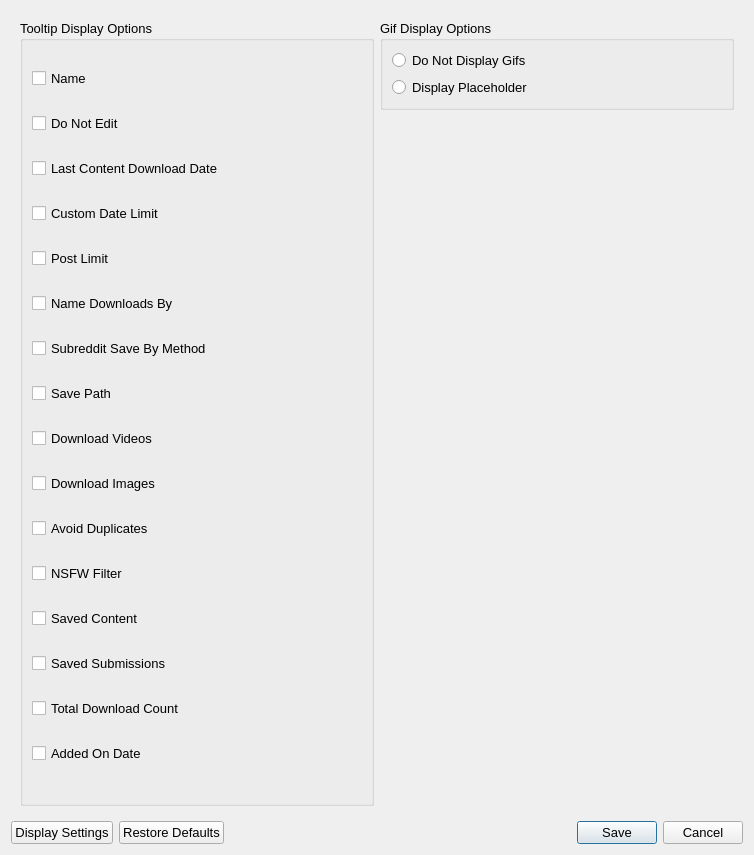
First picture: the form in DownloaderForReddit/GUI_Resources/DownloaderForRedditSettingsGUI.ui, repository MalloyDelacroix/DownloaderForReddit, before the edit.
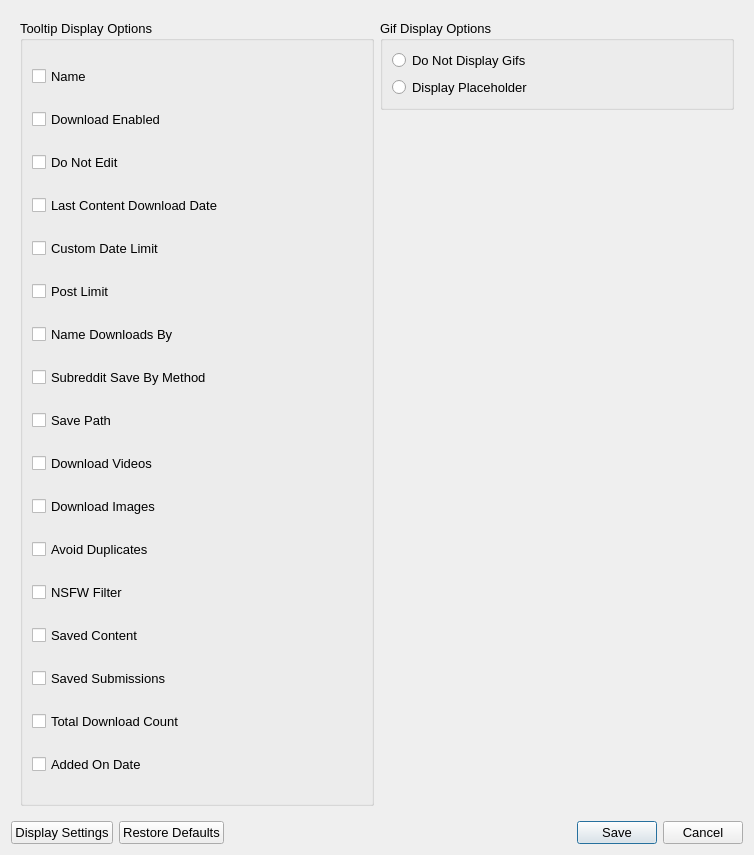
Second picture: the form after the edit. The open tabs and pages were chosen to show the change. Icons and pictures are not drawn.

Commit message: Add ability to exclude user/subreddit from download without removing

Patch:
```diff
--- a/DownloaderForReddit/GUI_Resources/DownloaderForRedditSettingsGUI.ui
+++ b/DownloaderForReddit/GUI_Resources/DownloaderForRedditSettingsGUI.ui
@@ -536,6 +536,13 @@
             </property>
            </widget>
           </item>
+          <item>
+           <widget class="QCheckBox" name="tooltip_enable_download_checkbox">
+            <property name="text">
+             <string>Download Enabled</string>
+            </property>
+           </widget>
+          </item>
           <item>
            <widget class="QCheckBox" name="tooltip_do_not_edit_checkbox">
             <property name="text">
```
The commit also changes 11 other files.
